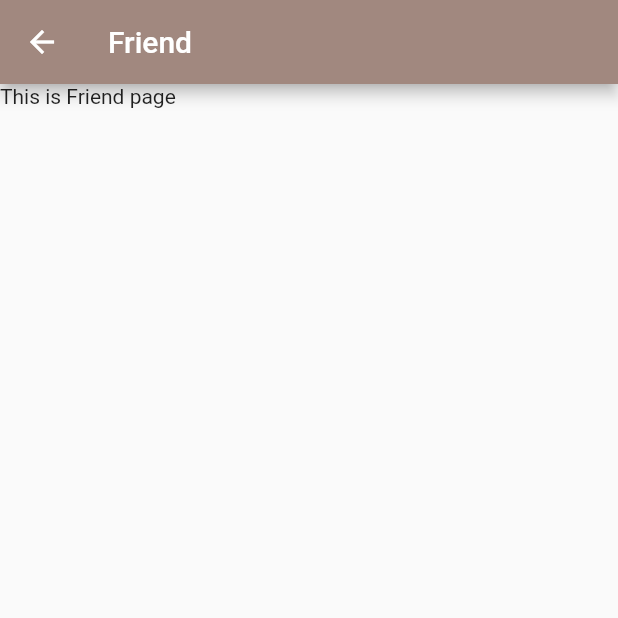
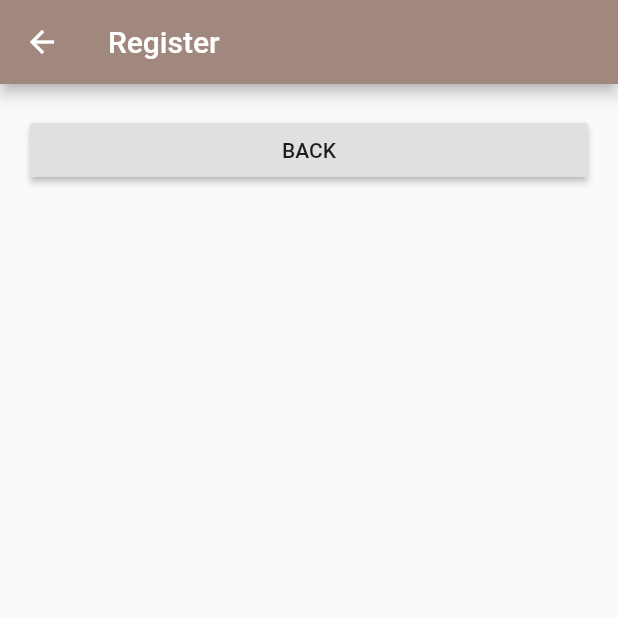
Before and after one commit to benning55/mobilefinal2, a Flutter app: the Friend screen opened by its route, on a phone screen of 412 x 824 dp, the top half of it. Run offline on Flutter 3.47's test engine with Material 2 defaults, Android fonts, the phone set to English and light mode, and no system bars; our stand-ins replace rflutter_alert, shared_preferences, sqflite; accounts and stored records are empty.

Commit message:
Friends pages

```diff
--- a/lib/ui/Friend.dart
+++ b/lib/ui/Friend.dart
@@ -9,22 +9,34 @@ class Friend extends StatefulWidget {
 
 }
 
+
+
 class FriendState extends State<Friend>{
+
+  RaisedButton back(){
+    return RaisedButton(
+      child: Text("BACK"),
+      onPressed: (){
+        Navigator.pop(context);
+      },
+    );
+  }
+
   @override
   Widget build(BuildContext context) {
     // TODO: implement build
     return Scaffold(
       appBar: AppBar(
-        title: Text("Friend"),
+        title: Text("Register"),
       ),
 
-      body: Center(
-        child: Container(
-          child: ListView(
-            children: <Widget>[
-              Text("This is Friend page")
-            ],
-          ),
+      body: SingleChildScrollView(
+        child: ListView(
+          padding: EdgeInsets.all(20.0),
+          shrinkWrap: true,
+          children: <Widget>[
+            back()
+          ],
         ),
       ),
     );
--- a/lib/ui/Profile.dart
+++ b/lib/ui/Profile.dart
@@ -127,7 +127,6 @@ class ProfileState extends State<Profile> {
 
   RaisedButton saves() {
     return RaisedButton(
-      color: Theme.of(context).accentColor,
       child: Text(
         "SAVE",
       ),
--- a/lib/ui/Register.dart
+++ b/lib/ui/Register.dart
@@ -106,11 +106,8 @@ class RegisterState extends State<Register> {
 
   RaisedButton regis() {
     return RaisedButton(
-      color: Theme.of(context).accentColor,
-      splashColor: Colors.blueGrey,
       child: Text(
         "REGISTER NEW ACCOUNT",
-        style: TextStyle(color: Colors.white),
       ),
       onPressed: () async {
         if (_formKey.currentState.validate()) {
```
